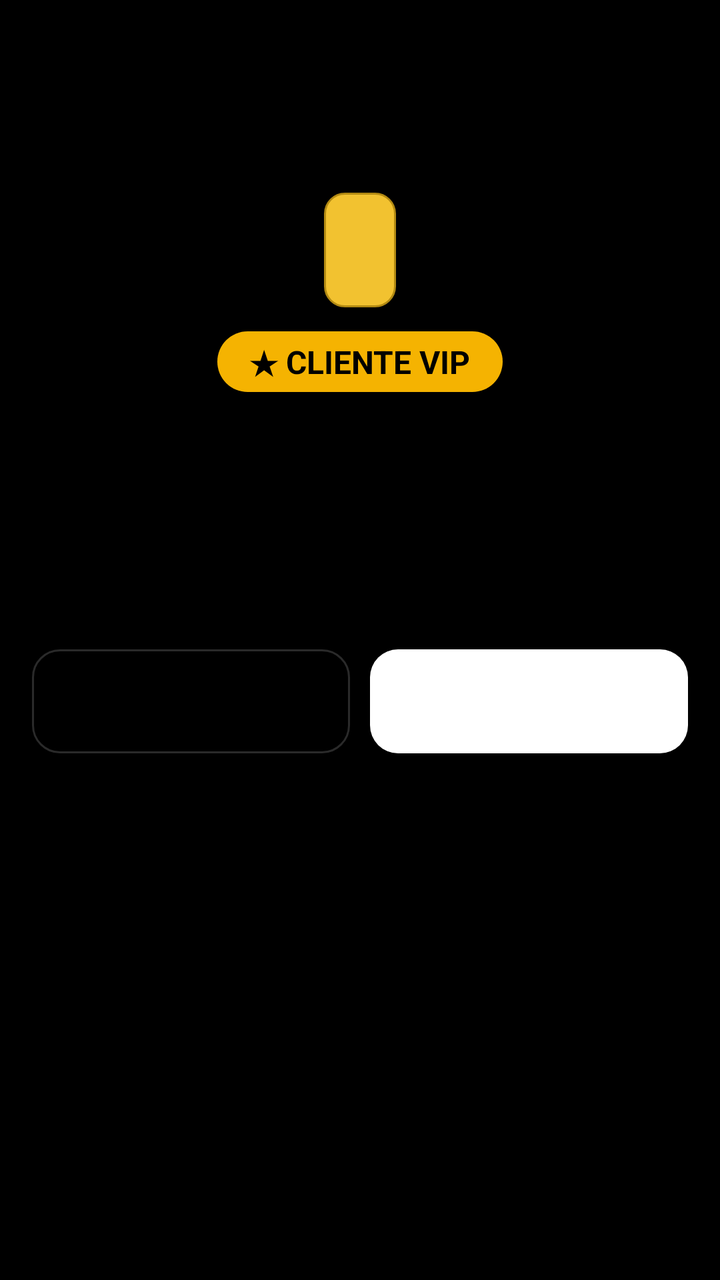
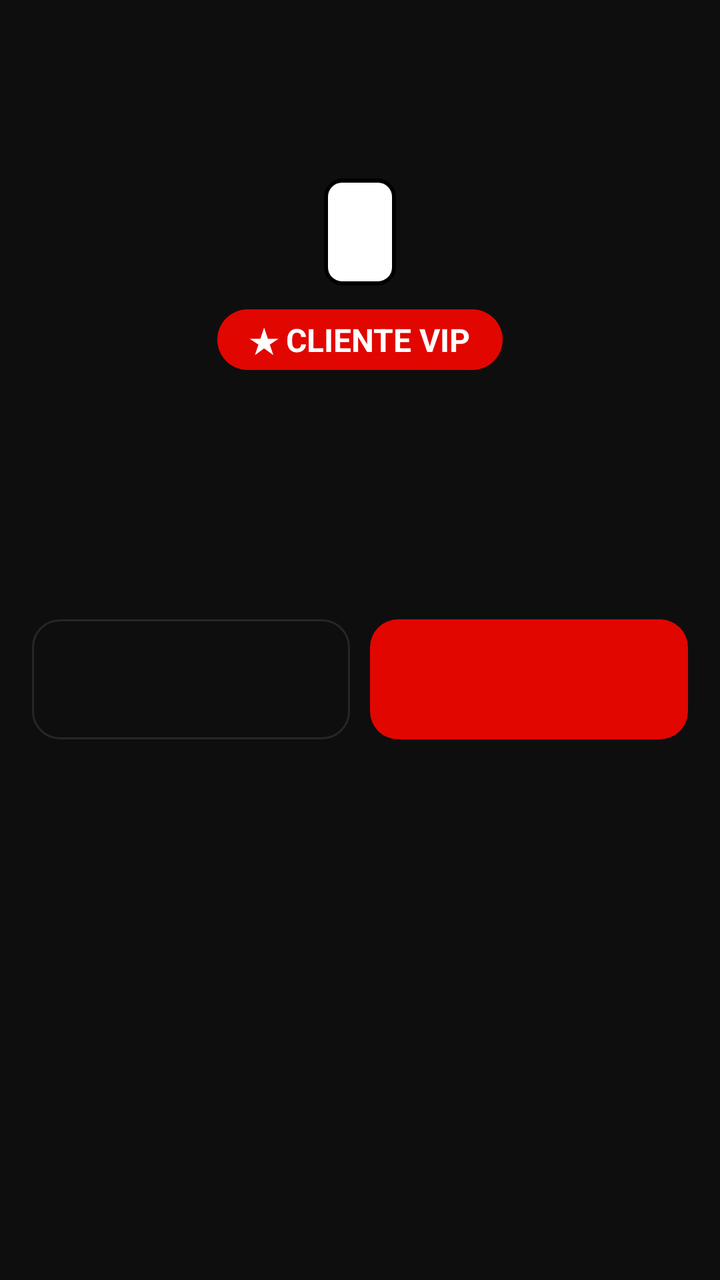

The first picture is an Android layout as it rendered before a commit; the second is the same layout after the commit. The layout source and the unified diff follow.
<!-- AndroidManifest.xml: application theme Theme.Reservas -->
<!-- res/layout/dialog_resultado.xml -->
<?xml version="1.0" encoding="utf-8"?>
<ScrollView xmlns:android="http://schemas.android.com/apk/res/android"
    xmlns:app="http://schemas.android.com/apk/res-auto"
    android:layout_width="match_parent"
    android:layout_height="wrap_content">

    <LinearLayout
        android:layout_width="match_parent"
        android:layout_height="wrap_content"
        android:orientation="vertical">

        <TextView
            android:id="@+id/resTitulo"
            android:layout_width="match_parent"
            android:layout_height="wrap_content"
            android:gravity="center"
            android:paddingStart="16dp"
            android:paddingTop="22dp"
            android:paddingEnd="16dp"
            android:paddingBottom="22dp"
            android:textColor="@color/blanco"
            android:textSize="24sp"
            android:textStyle="bold" />

        <LinearLayout
            android:layout_width="match_parent"
            android:layout_height="wrap_content"
            android:gravity="center_horizontal"
            android:orientation="vertical"
            android:padding="20dp">

            <TextView
                android:id="@+id/resPlaca"
                android:layout_width="wrap_content"
                android:layout_height="wrap_content"
                android:background="@drawable/placa"
                android:fontFamily="monospace"
                android:paddingStart="18dp"
                android:paddingTop="6dp"
                android:paddingEnd="18dp"
                android:paddingBottom="6dp"
                android:textColor="@color/negro"
                android:textSize="34sp"
                android:textStyle="bold" />

            <TextView
                android:id="@+id/resVip"
                android:layout_width="wrap_content"
                android:layout_height="wrap_content"
                android:layout_marginTop="12dp"
                android:background="@drawable/badge_vip"
                android:paddingStart="16dp"
                android:paddingTop="4dp"
                android:paddingEnd="16dp"
                android:paddingBottom="4dp"
                android:text="★ CLIENTE VIP"
                android:textColor="@color/negro"
                android:textSize="16sp"
                android:textStyle="bold" />

            <TextView
                android:id="@+id/resNombre"
                android:layout_width="match_parent"
                android:layout_height="wrap_content"
                android:layout_marginTop="14dp"
                android:gravity="center"
                android:textColor="@color/texto"
                android:textSize="22sp"
                android:textStyle="bold" />

            <TextView
                android:id="@+id/resDetalle"
                android:layout_width="match_parent"
                android:layout_height="wrap_content"
                android:layout_marginTop="8dp"
                android:gravity="center"
                android:lineSpacingExtra="3dp"
                android:textColor="@color/texto_suave"
                android:textSize="15sp" />

            <TextView
                android:id="@+id/resImpresion"
                android:layout_width="match_parent"
                android:layout_height="wrap_content"
                android:layout_marginTop="14dp"
                android:gravity="center"
                android:textColor="@color/texto"
                android:textSize="14sp" />
        </LinearLayout>

        <LinearLayout
            android:layout_width="match_parent"
            android:layout_height="wrap_content"
            android:orientation="horizontal"
            android:paddingStart="16dp"
            android:paddingEnd="16dp"
            android:paddingBottom="16dp">

            <com.google.android.material.button.MaterialButton
                android:id="@+id/resSecundario"
                style="@style/Widget.Material3.Button.OutlinedButton"
                android:layout_width="0dp"
                android:layout_height="60dp"
                android:layout_weight="1"
                android:textColor="@color/blanco"
                android:textSize="15sp"
                app:cornerRadius="14dp"
                app:strokeColor="@color/tarjeta_borde" />

            <com.google.android.material.button.MaterialButton
                android:id="@+id/resPrincipal"
                android:layout_width="0dp"
                android:layout_height="60dp"
                android:layout_marginStart="10dp"
                android:layout_weight="1"
                android:textColor="@color/negro"
                android:textSize="15sp"
                android:textStyle="bold"
                app:backgroundTint="@color/blanco"
                app:cornerRadius="14dp" />
        </LinearLayout>
    </LinearLayout>
</ScrollView>
<!-- resources referenced by this layout -->
<resources>
  <color name="blanco">#FFFFFF</color>
  <color name="negro">#000000</color>
  <color name="tarjeta_borde">#2A2A2A</color>
  <color name="texto">#FFFFFF</color>
  <color name="texto_suave">#8E8E93</color>
  <!-- drawable badge_vip (drawable) -->
  <?xml version="1.0" encoding="utf-8"?>
  <shape xmlns:android="http://schemas.android.com/apk/res/android" android:shape="rectangle">
      <solid android:color="@color/dorado" />
      <corners android:radius="100dp" />
  </shape>
  <!-- drawable placa (drawable) -->
  <?xml version="1.0" encoding="utf-8"?>
  <shape xmlns:android="http://schemas.android.com/apk/res/android" android:shape="rectangle">
      <solid android:color="@color/amarillo_placa" />
      <stroke android:width="1dp" android:color="#B38A12" />
      <corners android:radius="10dp" />
  </shape>
  <style name="Theme.Reservas" parent="Theme.Material3.Dark.NoActionBar">
          <item name="colorPrimary">@color/blanco</item>
          <item name="colorOnPrimary">@color/negro</item>
          <item name="colorSecondary">@color/verde</item>
          <item name="colorSurface">@color/tarjeta</item>
          <item name="android:windowBackground">@color/fondo</item>
          <item name="android:statusBarColor">@color/fondo</item>
          <item name="android:navigationBarColor">@color/fondo</item>
      </style>
  <color name="dorado">#F5B301</color>
  <color name="amarillo_placa">#F2C230</color>
  <color name="verde">#22C55E</color>
  <color name="tarjeta">#111111</color>
  <color name="fondo">#000000</color>
</resources>

<!-- the commit's change to res/layout/dialog_resultado.xml (unified diff, before → after) -->
@@ -2,7 +2,8 @@
 <ScrollView xmlns:android="http://schemas.android.com/apk/res/android"
     xmlns:app="http://schemas.android.com/apk/res-auto"
     android:layout_width="match_parent"
-    android:layout_height="wrap_content">
+    android:layout_height="wrap_content"
+    android:background="@color/tarjeta">
 
     <LinearLayout
         android:layout_width="match_parent"
@@ -15,12 +16,20 @@
             android:layout_height="wrap_content"
             android:gravity="center"
             android:paddingStart="16dp"
-            android:paddingTop="22dp"
+            android:paddingTop="20dp"
             android:paddingEnd="16dp"
-            android:paddingBottom="22dp"
-            android:textColor="@color/blanco"
-            android:textSize="24sp"
+            android:paddingBottom="20dp"
+            android:textColor="@color/negro"
+            android:textSize="22sp"
             android:textStyle="bold" />
+
+        <ImageView
+            android:id="@+id/resFoto"
+            android:layout_width="match_parent"
+            android:layout_height="170dp"
+            android:contentDescription="Foto del ingreso"
+            android:scaleType="centerCrop"
+            android:visibility="gone" />
 
         <LinearLayout
             android:layout_width="match_parent"
@@ -36,9 +45,9 @@
                 android:background="@drawable/placa"
                 android:fontFamily="monospace"
                 android:paddingStart="18dp"
-                android:paddingTop="6dp"
+                android:paddingTop="4dp"
                 android:paddingEnd="18dp"
-                android:paddingBottom="6dp"
+                android:paddingBottom="4dp"
                 android:textColor="@color/negro"
                 android:textSize="34sp"
                 android:textStyle="bold" />
@@ -54,7 +63,7 @@
                 android:paddingEnd="16dp"
                 android:paddingBottom="4dp"
                 android:text="★ CLIENTE VIP"
-                android:textColor="@color/negro"
+                android:textColor="@color/blanco"
                 android:textSize="16sp"
                 android:textStyle="bold" />
 
@@ -102,6 +111,8 @@
                 android:layout_width="0dp"
                 android:layout_height="60dp"
                 android:layout_weight="1"
+                android:insetTop="0dp"
+                android:insetBottom="0dp"
                 android:textColor="@color/blanco"
                 android:textSize="15sp"
                 app:cornerRadius="14dp"
@@ -113,10 +124,12 @@
                 android:layout_height="60dp"
                 android:layout_marginStart="10dp"
                 android:layout_weight="1"
-                android:textColor="@color/negro"
+                android:insetTop="0dp"
+                android:insetBottom="0dp"
+                android:textColor="@color/blanco"
                 android:textSize="15sp"
                 android:textStyle="bold"
-                app:backgroundTint="@color/blanco"
+                app:backgroundTint="@color/rojo"
                 app:cornerRadius="14dp" />
         </LinearLayout>
     </LinearLayout>
<!-- resource entries referenced after the edit -->
@@ -2,35 +2,36 @@
 <resources>
   <color name="blanco">#FFFFFF</color>
   <color name="negro">#000000</color>
-  <color name="tarjeta_borde">#2A2A2A</color>
+  <color name="rojo">#E10600</color>
+  <color name="tarjeta_borde">#262626</color>
   <color name="texto">#FFFFFF</color>
-  <color name="texto_suave">#8E8E93</color>
+  <color name="texto_suave">#9B9B9B</color>
   <!-- drawable badge_vip (drawable) -->
   <?xml version="1.0" encoding="utf-8"?>
   <shape xmlns:android="http://schemas.android.com/apk/res/android" android:shape="rectangle">
-      <solid android:color="@color/dorado" />
+      <solid android:color="@color/rojo" />
       <corners android:radius="100dp" />
   </shape>
   <!-- drawable placa (drawable) -->
   <?xml version="1.0" encoding="utf-8"?>
   <shape xmlns:android="http://schemas.android.com/apk/res/android" android:shape="rectangle">
-      <solid android:color="@color/amarillo_placa" />
-      <stroke android:width="1dp" android:color="#B38A12" />
-      <corners android:radius="10dp" />
+      <solid android:color="@color/blanco" />
+      <stroke android:width="2dp" android:color="@color/negro" />
+      <corners android:radius="8dp" />
   </shape>
   <style name="Theme.Reservas" parent="Theme.Material3.Dark.NoActionBar">
           <item name="colorPrimary">@color/blanco</item>
           <item name="colorOnPrimary">@color/negro</item>
-          <item name="colorSecondary">@color/verde</item>
+          <item name="colorSecondary">@color/rojo</item>
+          <item name="colorOnSecondary">@color/blanco</item>
+          <item name="colorError">@color/rojo</item>
           <item name="colorSurface">@color/tarjeta</item>
+          <item name="colorOnSurface">@color/blanco</item>
           <item name="android:windowBackground">@color/fondo</item>
           <item name="android:statusBarColor">@color/fondo</item>
           <item name="android:navigationBarColor">@color/fondo</item>
       </style>
-  <color name="dorado">#F5B301</color>
-  <color name="amarillo_placa">#F2C230</color>
-  <color name="verde">#22C55E</color>
-  <color name="tarjeta">#111111</color>
+  <color name="tarjeta">#0E0E0E</color>
   <color name="fondo">#000000</color>
 </resources>
 
